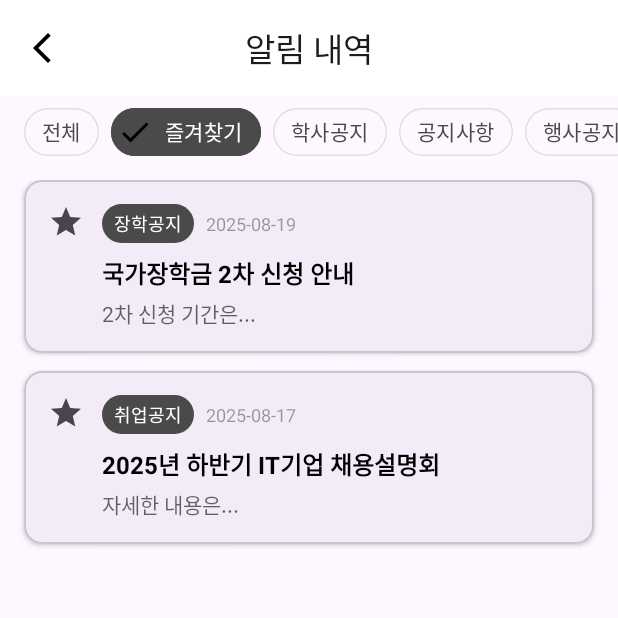
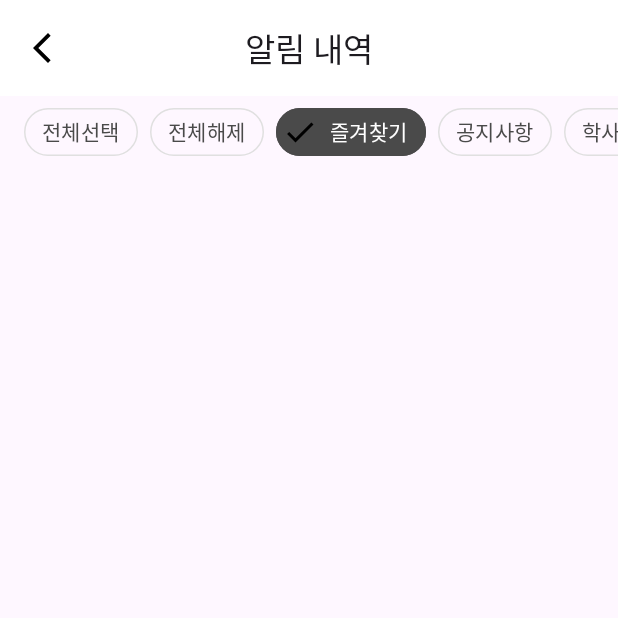
Before and after one commit to lyuchanchan/ToyProject_noticeApp, an Android app: the FragmentNotificationMain screen opened through its navigation route, after a tap on "즐겨찾기", on a phone screen of 412 x 824 dp, the top half of it. Run offline under Robolectric (Android 15) with nearby library versions, the phone set to English and light mode, and no system bars; our stand-ins replace Firebase (no records; nobody signed in at launch, a user with empty details on screens opened directly); 2 other taps on this screen came first.

```diff
--- a/app/src/main/java/com/example/toyproject_noticeapp/adapter/FilterAdapter.kt
+++ b/app/src/main/java/com/example/toyproject_noticeapp/adapter/FilterAdapter.kt
@@ -2,14 +2,19 @@ package com.example.toyproject_noticeapp.adapter
 
 import android.view.LayoutInflater
 import android.view.ViewGroup
-import androidx.core.content.ContextCompat
 import androidx.recyclerview.widget.RecyclerView
-import com.example.toyproject_noticeapp.R
 import com.example.toyproject_noticeapp.databinding.ItemNotificationFilterBinding
+
+// FilterType Enum과 FilterItem data class는 변경 없습니다.
+enum class FilterType {
+    COMMAND,
+    FAVORITE,
+    CATEGORY
+}
 
 data class FilterItem(
     val name: String,
-    val isFavoriteFilter: Boolean = false, // 이 속성은 이제 사용되지 않지만, 다른 코드에 영향을 주지 않으므로 그대로 둡니다.
+    val type: FilterType,
     var isSelected: Boolean = false
 )
 
@@ -18,9 +23,37 @@ class FilterAdapter(
     private val onFilterSelected: (FilterItem) -> Unit
 ) : RecyclerView.Adapter<FilterAdapter.ViewHolder>() {
 
+    class ViewHolder(
+        val binding: ItemNotificationFilterBinding
+    ) : RecyclerView.ViewHolder(binding.root) {
+        fun bind(filter: FilterItem) {
+            binding.chipFilter.text = filter.name
+            binding.chipFilter.isChecked = filter.isSelected
+            binding.chipFilter.chipIcon = null
+
+            if (filter.type == FilterType.COMMAND) {
+                binding.chipFilter.isCheckable = false
+            } else {
+                binding.chipFilter.isCheckable = true
+            }
+        }
+    }
+
+    // ##### 이 부분이 수정되었습니다! #####
     override fun onCreateViewHolder(parent: ViewGroup, viewType: Int): ViewHolder {
+        // 오타를 ItemNotificationFilterBinding 으로 수정했습니다.
         val binding = ItemNotificationFilterBinding.inflate(LayoutInflater.from(parent.context), parent, false)
-        return ViewHolder(binding, onFilterSelected)
+        val viewHolder = ViewHolder(binding)
+
+        // ViewHolder가 생성될 때 클릭 리스너를 단 한 번만 설정하여 재사용 오류를 방지합니다.
+        viewHolder.itemView.setOnClickListener {
+            val position = viewHolder.adapterPosition
+            // 유효한 위치인지 반드시 확인
+            if (position != RecyclerView.NO_POSITION) {
+                onFilterSelected(filters[position])
+            }
+        }
+        return viewHolder
     }
 
     override fun onBindViewHolder(holder: ViewHolder, position: Int) {
@@ -28,23 +61,4 @@ class FilterAdapter(
     }
 
     override fun getItemCount(): Int = filters.size
-
-    class ViewHolder(
-        private val binding: ItemNotificationFilterBinding,
-        private val onFilterSelected: (FilterItem) -> Unit
-    ) : RecyclerView.ViewHolder(binding.root) {
-
-        // ##### 이 부분이 수정되었습니다! #####
-        fun bind(filter: FilterItem) {
-            // 모든 필터에 대해 텍스트와 선택 상태만 설정합니다.
-            // 아이콘 관련 로직을 모두 제거했습니다.
-            binding.chipFilter.text = filter.name
-            binding.chipFilter.isChecked = filter.isSelected
-            binding.chipFilter.chipIcon = null // 아이콘을 항상 제거하도록 명시
-
-            binding.chipFilter.setOnClickListener {
-                onFilterSelected(filter)
-            }
-        }
-    }
 }
--- a/app/src/main/java/com/example/toyproject_noticeapp/data/data_notification_item.kt
+++ b/app/src/main/java/com/example/toyproject_noticeapp/data/data_notification_item.kt
@@ -1,10 +1,12 @@
 package com.example.toyproject_noticeapp.data
 
 data class DataNotificationItem(
-    val id: Int,
-    val category: String,
-    val date: String,
-    val title: String,
-    val description: String,
-    var isFavorite: Boolean
+    val id: Int = 0,
+    val category: String = "",
+    val date: String = "",
+    val title: String = "",
+    val description: String = "",
+    @JvmField // ⬅️ 이 줄을 추가하세요.
+    var isFavorite: Boolean = false,
+    val url: String = ""
 )
--- a/app/src/main/java/com/example/toyproject_noticeapp/ui/notification/FragmentNotificationMain.kt
+++ b/app/src/main/java/com/example/toyproject_noticeapp/ui/notification/FragmentNotificationMain.kt
@@ -1,10 +1,13 @@
 package com.example.toyproject_noticeapp.ui.notification
 
+import android.net.Uri
 import android.os.Bundle
+import android.util.Log
 import android.view.LayoutInflater
 import android.view.View
 import android.view.ViewGroup
 import android.widget.Toast
+import androidx.browser.customtabs.CustomTabsIntent
 import androidx.fragment.app.Fragment
 import androidx.navigation.fragment.findNavController
 import androidx.recyclerview.widget.LinearLayoutManager
@@ -12,8 +15,12 @@ import com.example.toyproject_noticeapp.R
 import com.example.toyproject_noticeapp.adapter.AdapterNotificationList
 import com.example.toyproject_noticeapp.adapter.FilterAdapter
 import com.example.toyproject_noticeapp.adapter.FilterItem
+import com.example.toyproject_noticeapp.adapter.FilterType
 import com.example.toyproject_noticeapp.data.DataNotificationItem
 import com.example.toyproject_noticeapp.databinding.FragmentNotificationMainBinding
+import com.google.firebase.firestore.Query
+import com.google.firebase.firestore.ktx.firestore
+import com.google.firebase.ktx.Firebase
 
 class FragmentNotificationMain : Fragment() {
 
@@ -21,8 +28,8 @@ class FragmentNotificationMain : Fragment() {
     private val binding get() = _binding!!
 
     private lateinit var notificationAdapter: AdapterNotificationList
-    private val allNotifications = mutableListOf<DataNotificationItem>() // 필터링을 위한 전체 공지 원본 리스트
-    private val filterList = mutableListOf<FilterItem>() // 필터 아이템 리스트
+    private val allNotifications = mutableListOf<DataNotificationItem>()
+    private val filterList = mutableListOf<FilterItem>()
 
     override fun onCreateView(
         inflater: LayoutInflater, container: ViewGroup?,
@@ -35,38 +42,50 @@ class FragmentNotificationMain : Fragment() {
     override fun onViewCreated(view: View, savedInstanceState: Bundle?) {
         super.onViewCreated(view, savedInstanceState)
 
-        // 데이터가 비어있을 때만 임시 데이터를 로드하여 중복 로드를 방지
-        if (allNotifications.isEmpty()){
-            loadDummyData()
+        if (filterList.isEmpty()){
+            loadFilterData()
         }
         setupToolbar()
         setupFilterRecyclerView()
         setupNotificationRecyclerView()
-        applyFilters() // 초기 필터 적용으로 전체 목록 표시
+        fetchNoticesFromFirebase()
     }
 
-    // 임시 데이터 생성
-    private fun loadDummyData() {
-        allNotifications.addAll(listOf(
-            DataNotificationItem(1, "학사공지", "2025-08-20", "2학기 수강신청 최종 정정 안내", "수강신청 최종 정정 기간은...", false),
-            DataNotificationItem(2, "장학공지", "2025-08-19", "국가장학금 2차 신청 안내", "2차 신청 기간은...", true),
-            DataNotificationItem(3, "공지사항", "2025-08-18", "도서관 운영시간 변경 안내", "시험 기간 도서관 운영시간이...", false),
-            DataNotificationItem(4, "취업공지", "2025-08-17", "2025년 하반기 IT기업 채용설명회", "자세한 내용은...", true),
-            DataNotificationItem(5, "학사공지", "2025-08-16", "2025학년도 2학기 재입학 신청", "신청 기간 및 방법을 확인하세요.", false),
-            DataNotificationItem(6, "AISW", "2025-08-15", "AISW 트랙 설명회 개최 안내", "트랙 설명회가 개최됩니다.", false)
+    // ##### 이 부분이 수정되었습니다! #####
+    private fun loadFilterData() {
+        filterList.clear()
+        filterList.addAll(listOf(
+            FilterItem("전체선택", FilterType.COMMAND),
+            FilterItem("전체해제", FilterType.COMMAND),
+            FilterItem("즐겨찾기", FilterType.FAVORITE),
+            FilterItem("공지사항", FilterType.CATEGORY, isSelected = true),
+            FilterItem("학사공지", FilterType.CATEGORY, isSelected = true),
+            FilterItem("행사공지", FilterType.CATEGORY, isSelected = true),
+            FilterItem("장학공지", FilterType.CATEGORY, isSelected = true),
+            FilterItem("취업공지", FilterType.CATEGORY, isSelected = true),
+            FilterItem("AISW계열 공지사항", FilterType.CATEGORY, isSelected = true),
+            FilterItem("SW중심대학 공지사항", FilterType.CATEGORY, isSelected = true)
         ))
+    }
 
-        filterList.addAll(listOf(
-            FilterItem("전체", isSelected = true),
-            FilterItem("즐겨찾기", isFavoriteFilter = true),
-            FilterItem("학사공지"),
-            FilterItem("공지사항"),
-            FilterItem("행사공지"),
-            FilterItem("장학공지"),
-            FilterItem("취업공지"),
-            FilterItem("AISW"),
-            FilterItem("SW중심대학")
-        ))
+    private fun fetchNoticesFromFirebase() {
+        val db = Firebase.firestore
+        db.collection("notices")
+            .orderBy("id", Query.Direction.DESCENDING)
+            .get()
+            .addOnSuccessListener { result ->
+                allNotifications.clear()
+                for (document in result) {
+                    val notice = document.toObject(DataNotificationItem::class.java)
+                    allNotifications.add(notice)
+                }
+                applyFilters()
+                Log.d("Firestore", "Successfully fetched ${result.size()} documents.")
+            }
+            .addOnFailureListener { exception ->
+                Log.w("Firestore", "Error getting documents.", exception)
+                Toast.makeText(context, "데이터를 불러오는 데 실패했습니다.", Toast.LENGTH_SHORT).show()
+            }
     }
 
     private fun setupToolbar() {
@@ -77,19 +96,16 @@ class FragmentNotificationMain : Fragment() {
         }
     }
 
-    // 필터 RecyclerView 설정
     private fun setupFilterRecyclerView() {
         val filterAdapter = FilterAdapter(filterList) { selectedFilter ->
-            if (selectedFilter.name == "전체") {
-                filterList.forEach { it.isSelected = false }
-                selectedFilter.isSelected = true
-            } else {
-                filterList.find { it.name == "전체" }?.isSelected = false
-                selectedFilter.isSelected = !selectedFilter.isSelected
-            }
-
-            if (filterList.none { it.isSelected }) {
-                filterList.find { it.name == "전체" }?.isSelected = true
+            when (selectedFilter.type) {
+                FilterType.COMMAND -> {
+                    val shouldSelectAll = selectedFilter.name == "전체선택"
+                    filterList.filter { it.type == FilterType.CATEGORY }.forEach { it.isSelected = shouldSelectAll }
+                }
+                FilterType.FAVORITE, FilterType.CATEGORY -> {
+                    selectedFilter.isSelected = !selectedFilter.isSelected
+                }
             }
             (binding.recyclerviewNotificationFilters.adapter as FilterAdapter).notifyDataSetChanged()
             applyFilters()
@@ -97,11 +113,10 @@ class FragmentNotificationMain : Fragment() {
         binding.recyclerviewNotificationFilters.adapter = filterAdapter
     }
 
-    // 알림 목록 RecyclerView 설정
     private fun setupNotificationRecyclerView() {
         notificationAdapter = AdapterNotificationList(
             onItemClick = { notice ->
-                Toast.makeText(context, notice.title, Toast.LENGTH_SHORT).show()
+                openInAppBrowser(notice.url)
             },
             onFavoriteClick = { notice ->
                 val index = allNotifications.indexOfFirst { it.id == notice.id }
@@ -116,24 +131,36 @@ class FragmentNotificationMain : Fragment() {
         binding.recyclerviewNotificationList.layoutManager = LinearLayoutManager(context)
     }
 
-    // 선택된 필터를 기반으로 목록을 필터링하여 보여주는 함수
+    private fun openInAppBrowser(url: String) {
+        if (url.isNotEmpty()) {
+            try {
+                val customTabsIntent = CustomTabsIntent.Builder().build()
+                customTabsIntent.launchUrl(requireContext(), Uri.parse(url))
+            } catch (e: Exception) {
+                Toast.makeText(context, "페이지를 열 수 없습니다.", Toast.LENGTH_SHORT).show()
+                e.printStackTrace()
+            }
+        } else {
+            Toast.makeText(context, "연결된 링크가 없습니다.", Toast.LENGTH_SHORT).show()
+        }
+    }
+
     private fun applyFilters() {
-        val selectedFilters = filterList.filter { it.isSelected && it.name != "전체" }
-
-        if (selectedFilters.isEmpty()) {
-            notificationAdapter.submitList(allNotifications.toList())
-            return
-        }
+        val isFavoriteFilterOn = filterList.find { it.type == FilterType.FAVORITE }?.isSelected ?: false
+        val selectedCategories = filterList.filter { it.type == FilterType.CATEGORY && it.isSelected }.map { it.name }
 
         var filteredList = allNotifications.toList()
 
-        val isFavoriteFilterOn = selectedFilters.any { it.isFavoriteFilter }
-        val categoryFilters = selectedFilters.filter { !it.isFavoriteFilter }.map { it.name }
+        if (isFavoriteFilterOn) {
+            filteredList = filteredList.filter { it.isFavorite }
+        }
 
-        filteredList = filteredList.filter { notice ->
-            val favoriteMatch = if (isFavoriteFilterOn) notice.isFavorite else true
-            val categoryMatch = if (categoryFilters.isNotEmpty()) categoryFilters.contains(notice.category) else true
-            favoriteMatch && categoryMatch
+        if (selectedCategories.isNotEmpty()) {
+            filteredList = filteredList.filter { notice -> selectedCategories.contains(notice.category) }
+        } else {
+            if (!isFavoriteFilterOn) {
+                filteredList = emptyList()
+            }
         }
 
         notificationAdapter.submitList(filteredList)
--- /dev/null
+++ b/app/src/main/res/color/chip_favorite_icon_tint.xml
@@ -0,0 +1,5 @@
+<?xml version="1.0" encoding="utf-8"?>
+<selector xmlns:android="http://schemas.android.com/apk/res/android">
+    <item android:color="@android:color/white" android:state_checked="true"/>
+    <item android:color="#FFC107" android:state_checked="false"/>
+</selector>
--- a/build.gradle.kts
+++ b/build.gradle.kts
@@ -2,4 +2,6 @@
 plugins {
     alias(libs.plugins.android.application) apply false
     alias(libs.plugins.kotlin.android) apply false
+
+    id("com.google.gms.google-services") version "4.4.2" apply false
 }
```
Also changed, not shown: app/build.gradle.kts (+7 -0 lines), app/src/main/java/com/example/toyproject_noticeapp/ui/search/SearchMainFragment.kt (+5 -3 lines), 1 other file.
